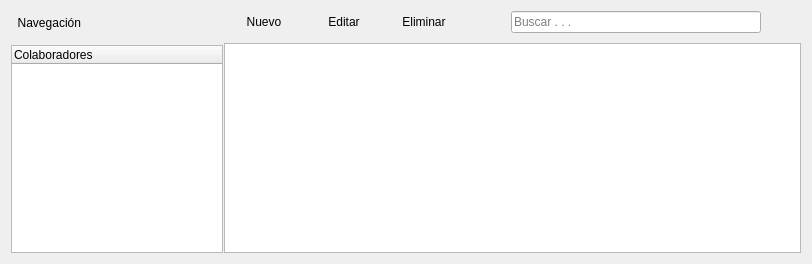
Old version of the form ManagerM/ui_module_colaboradores.ui in the repository janfranco27/TheProyect.
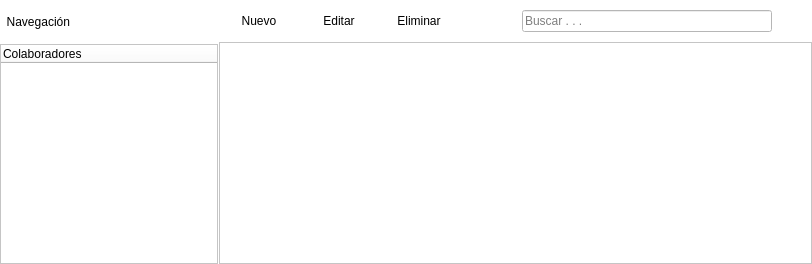
New version of the form. Icons and pictures are not drawn.

Diff of the .ui file:
```diff
--- a/ManagerM/ui_module_colaboradores.ui
+++ b/ManagerM/ui_module_colaboradores.ui
@@ -13,7 +13,16 @@
   <property name="windowTitle">
    <string>Form</string>
   </property>
+  <property name="styleSheet">
+   <string notr="true">background-color: rgb(255, 255, 255);</string>
+  </property>
   <layout class="QHBoxLayout" name="horizontalLayout_2">
+   <property name="spacing">
+    <number>0</number>
+   </property>
+   <property name="margin">
+    <number>0</number>
+   </property>
    <item>
     <widget class="QSplitter" name="splitter">
      <property name="orientation">
@@ -27,6 +36,22 @@
        <property name="spacing">
         <number>10</number>
        </property>
+       <item>
+        <spacer name="verticalSpacer">
+         <property name="orientation">
+          <enum>Qt::Vertical</enum>
+         </property>
+         <property name="sizeType">
+          <enum>QSizePolicy::Fixed</enum>
+         </property>
+         <property name="sizeHint" stdset="0">
+          <size>
+           <width>20</width>
+           <height>10</height>
+          </size>
+         </property>
+        </spacer>
+       </item>
        <item>
         <widget class="QLabel" name="label">
          <property name="sizePolicy">
@@ -77,6 +102,22 @@
        <property name="spacing">
         <number>10</number>
        </property>
+       <item>
+        <spacer name="verticalSpacer_2">
+         <property name="orientation">
+          <enum>Qt::Vertical</enum>
+         </property>
+         <property name="sizeType">
+          <enum>QSizePolicy::Fixed</enum>
+         </property>
+         <property name="sizeHint" stdset="0">
+          <size>
+           <width>20</width>
+           <height>10</height>
+          </size>
+         </property>
+        </spacer>
+       </item>
        <item>
         <layout class="QHBoxLayout" name="horizontalLayout">
          <property name="spacing">
```
